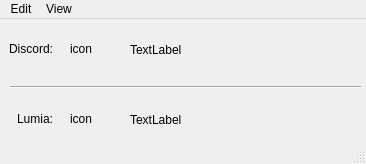
Old version of the form resources/ui/DiscordBot.ui in the repository chillfactor032/discord-lumiabot.
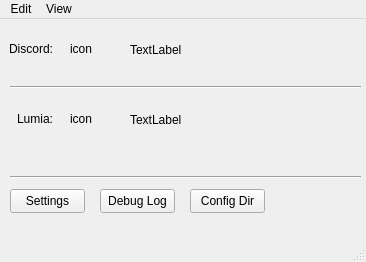
New version of the form.

Commit message: Added temp buttons

```diff
--- a/resources/ui/DiscordBot.ui
+++ b/resources/ui/DiscordBot.ui
@@ -7,7 +7,7 @@
     <x>0</x>
     <y>0</y>
     <width>366</width>
-    <height>164</height>
+    <height>262</height>
    </rect>
   </property>
   <property name="windowTitle">
@@ -147,6 +147,58 @@
      <string>TextLabel</string>
     </property>
    </widget>
+   <widget class="QPushButton" name="settings_button">
+    <property name="geometry">
+     <rect>
+      <x>10</x>
+      <y>170</y>
+      <width>75</width>
+      <height>24</height>
+     </rect>
+    </property>
+    <property name="text">
+     <string>Settings</string>
+    </property>
+   </widget>
+   <widget class="QPushButton" name="debug_button">
+    <property name="geometry">
+     <rect>
+      <x>100</x>
+      <y>170</y>
+      <width>75</width>
+      <height>24</height>
+     </rect>
+    </property>
+    <property name="text">
+     <string>Debug Log</string>
+    </property>
+   </widget>
+   <widget class="QPushButton" name="config_button">
+    <property name="geometry">
+     <rect>
+      <x>190</x>
+      <y>170</y>
+      <width>75</width>
+      <height>24</height>
+     </rect>
+    </property>
+    <property name="text">
+     <string>Config Dir</string>
+    </property>
+   </widget>
+   <widget class="Line" name="line_2">
+    <property name="geometry">
+     <rect>
+      <x>10</x>
+      <y>150</y>
+      <width>351</width>
+      <height>16</height>
+     </rect>
+    </property>
+    <property name="orientation">
+     <enum>Qt::Horizontal</enum>
+    </property>
+   </widget>
   </widget>
   <widget class="QMenuBar" name="menubar">
    <property name="geometry">
```
The commit also changes 2 other files.
